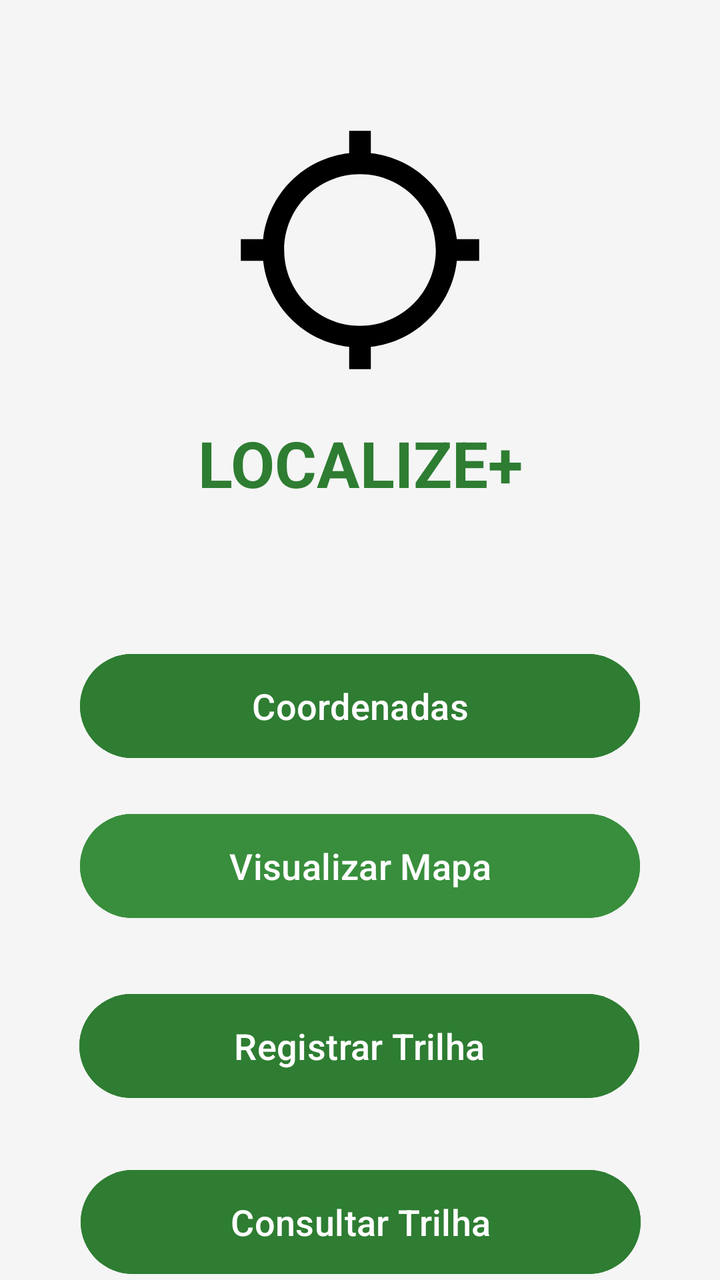
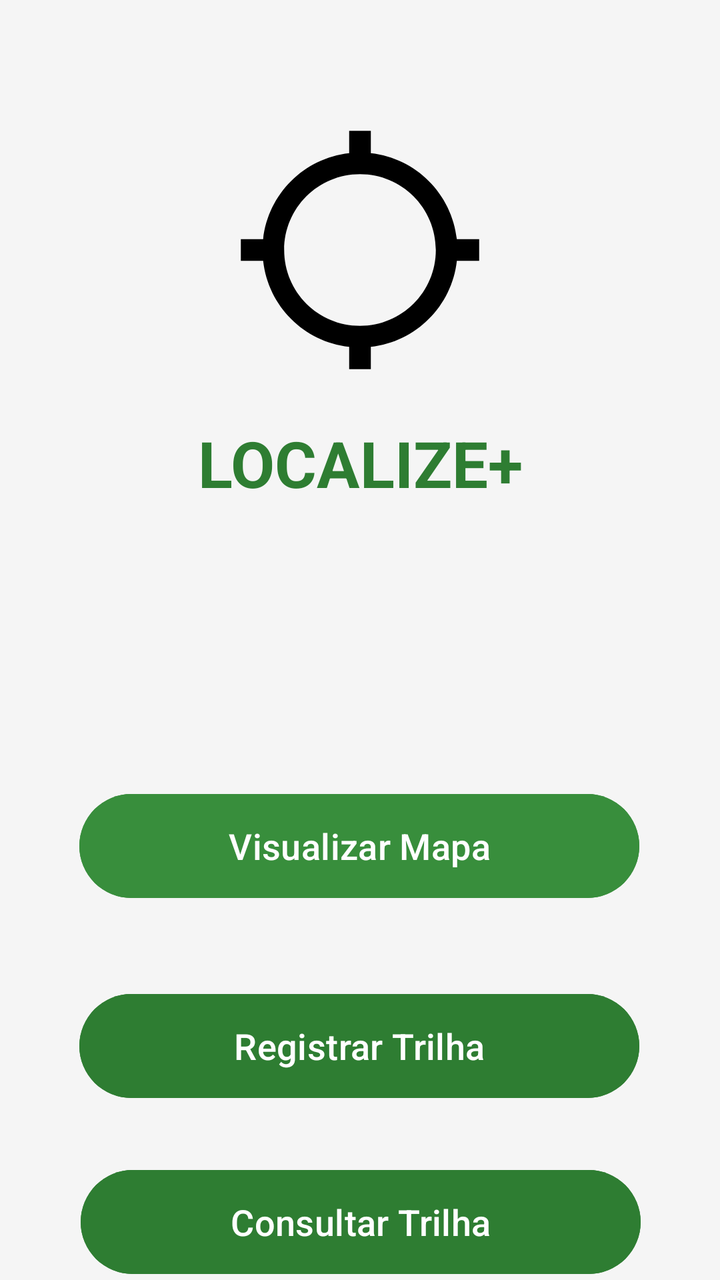

Screens rendered from an Android XML layout before and after an edit, with the pre-edit source and the edit as a unified diff.
<!-- AndroidManifest.xml: application theme Theme.Atividade3 -->
<!-- res/layout/activity_main.xml -->
<?xml version="1.0" encoding="utf-8"?>
<androidx.constraintlayout.widget.ConstraintLayout
    xmlns:android="http://schemas.android.com/apk/res/android"
    xmlns:app="http://schemas.android.com/apk/res-auto"
    android:layout_width="match_parent"
    android:layout_height="match_parent"
    android:background="#F5F5F5">

    <ImageView
        android:id="@+id/logo"
        android:layout_width="130dp"
        android:layout_height="130dp"
        android:src="@drawable/ic_location"
        app:layout_constraintTop_toTopOf="parent"
        app:layout_constraintStart_toStartOf="parent"
        app:layout_constraintEnd_toEndOf="parent"
        android:layout_marginTop="60dp"/>

    <TextView
        android:id="@+id/textView"
        android:layout_width="wrap_content"
        android:layout_height="wrap_content"
        android:text="LOCALIZE+"
        android:textSize="32sp"
        android:textStyle="bold"
        android:textColor="#2E7D32"
        app:layout_constraintTop_toBottomOf="@id/logo"
        app:layout_constraintStart_toStartOf="parent"
        app:layout_constraintEnd_toEndOf="parent"
        android:layout_marginTop="20dp"/>

    <Button
        android:id="@+id/button_location"
        android:layout_width="280dp"
        android:layout_height="60dp"
        android:text="Coordenadas"
        android:textColor="#FFFFFF"
        android:textSize="18sp"
        android:backgroundTint="#2E7D32"
        app:layout_constraintTop_toBottomOf="@id/textView"
        app:layout_constraintStart_toStartOf="parent"
        app:layout_constraintEnd_toEndOf="parent"
        android:layout_marginTop="70dp"/>

    <Button
        android:id="@+id/button_registrar"
        android:layout_width="280dp"
        android:layout_height="60dp"
        android:layout_marginTop="240dp"
        android:backgroundTint="#2E7D32"
        android:text="Registrar Trilha"
        android:textColor="#FFFFFF"
        android:textSize="18sp"
        app:layout_constraintEnd_toEndOf="parent"
        app:layout_constraintHorizontal_bias="0.496"
        app:layout_constraintStart_toStartOf="parent"
        app:layout_constraintTop_toBottomOf="@id/textView" />

    <Button
        android:id="@+id/button_consultar"
        android:layout_width="280dp"
        android:layout_height="60dp"
        android:layout_marginTop="328dp"
        android:backgroundTint="#2E7D32"
        android:text="Consultar Trilha"
        android:textColor="#FFFFFF"
        android:textSize="18sp"
        app:layout_constraintEnd_toEndOf="parent"
        app:layout_constraintHorizontal_bias="0.503"
        app:layout_constraintStart_toStartOf="parent"
        app:layout_constraintTop_toBottomOf="@id/textView" />

    <Button
        android:id="@+id/button_maps"
        android:layout_width="280dp"
        android:layout_height="60dp"
        android:text="Visualizar Mapa"
        android:textColor="#FFFFFF"
        android:textSize="18sp"
        android:backgroundTint="#388E3C"
        app:layout_constraintTop_toBottomOf="@id/button_location"
        app:layout_constraintStart_toStartOf="parent"
        app:layout_constraintEnd_toEndOf="parent"
        android:layout_marginTop="20dp"/>

</androidx.constraintlayout.widget.ConstraintLayout>
<!-- resources referenced by this layout -->
<resources>
  <!-- drawable ic_location (drawable) -->
  <vector xmlns:android="http://schemas.android.com/apk/res/android" android:height="24dp" android:tint="#000000" android:viewportHeight="24" android:viewportWidth="24" android:width="24dp">
        
      <path android:fillColor="@android:color/white" android:pathData="M20.94,11c-0.46,-4.17 -3.77,-7.48 -7.94,-7.94V1h-2v2.06C6.83,3.52 3.52,6.83 3.06,11H1v2h2.06c0.46,4.17 3.77,7.48 7.94,7.94V23h2v-2.06c4.17,-0.46 7.48,-3.77 7.94,-7.94H23v-2h-2.06zM12,19c-3.87,0 -7,-3.13 -7,-7s3.13,-7 7,-7 7,3.13 7,7 -3.13,7 -7,7z"/>
      
  </vector>
  <style name="Theme.Atividade3" parent="Base.Theme.Atividade3" />
  <style name="Base.Theme.Atividade3" parent="Theme.Material3.DayNight.NoActionBar">
          
          
      </style>
</resources>

<!-- the commit's change to res/layout/activity_main.xml (unified diff, before → after) -->
@@ -2,6 +2,7 @@
 <androidx.constraintlayout.widget.ConstraintLayout
     xmlns:android="http://schemas.android.com/apk/res/android"
     xmlns:app="http://schemas.android.com/apk/res-auto"
+    xmlns:tools="http://schemas.android.com/tools"
     android:layout_width="match_parent"
     android:layout_height="match_parent"
     android:background="#F5F5F5">
@@ -28,19 +29,6 @@
         app:layout_constraintStart_toStartOf="parent"
         app:layout_constraintEnd_toEndOf="parent"
         android:layout_marginTop="20dp"/>
-
-    <Button
-        android:id="@+id/button_location"
-        android:layout_width="280dp"
-        android:layout_height="60dp"
-        android:text="Coordenadas"
-        android:textColor="#FFFFFF"
-        android:textSize="18sp"
-        android:backgroundTint="#2E7D32"
-        app:layout_constraintTop_toBottomOf="@id/textView"
-        app:layout_constraintStart_toStartOf="parent"
-        app:layout_constraintEnd_toEndOf="parent"
-        android:layout_marginTop="70dp"/>
 
     <Button
         android:id="@+id/button_registrar"
@@ -74,13 +62,16 @@
         android:id="@+id/button_maps"
         android:layout_width="280dp"
         android:layout_height="60dp"
+        android:layout_marginBottom="40dp"
+        android:backgroundTint="#388E3C"
         android:text="Visualizar Mapa"
         android:textColor="#FFFFFF"
         android:textSize="18sp"
-        android:backgroundTint="#388E3C"
-        app:layout_constraintTop_toBottomOf="@id/button_location"
+        app:layout_constraintBottom_toTopOf="@+id/button_registrar"
+        app:layout_constraintEnd_toEndOf="parent"
+        app:layout_constraintHorizontal_bias="0.496"
         app:layout_constraintStart_toStartOf="parent"
-        app:layout_constraintEnd_toEndOf="parent"
-        android:layout_marginTop="20dp"/>
+        app:layout_constraintTop_toBottomOf="@+id/textView"
+        app:layout_constraintVertical_bias="1.0" />
 
 </androidx.constraintlayout.widget.ConstraintLayout>
